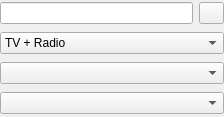
Above: src/ui/playlist/PlaylistFilterWidget.ui from ntadej/tano before the change. Below: the same form after it.
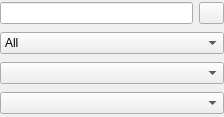
That is the form after the change. Icons and pictures are not drawn.

Diff of the .ui file:
```diff
--- a/src/ui/playlist/PlaylistFilterWidget.ui
+++ b/src/ui/playlist/PlaylistFilterWidget.ui
@@ -42,7 +42,7 @@
     <widget class="QComboBox" name="comboType">
      <item>
       <property name="text">
-       <string>TV + Radio</string>
+       <string>All</string>
       </property>
      </item>
      <item>
```
Left out of the diff: 14 changed lines with no effect on the pictures.
